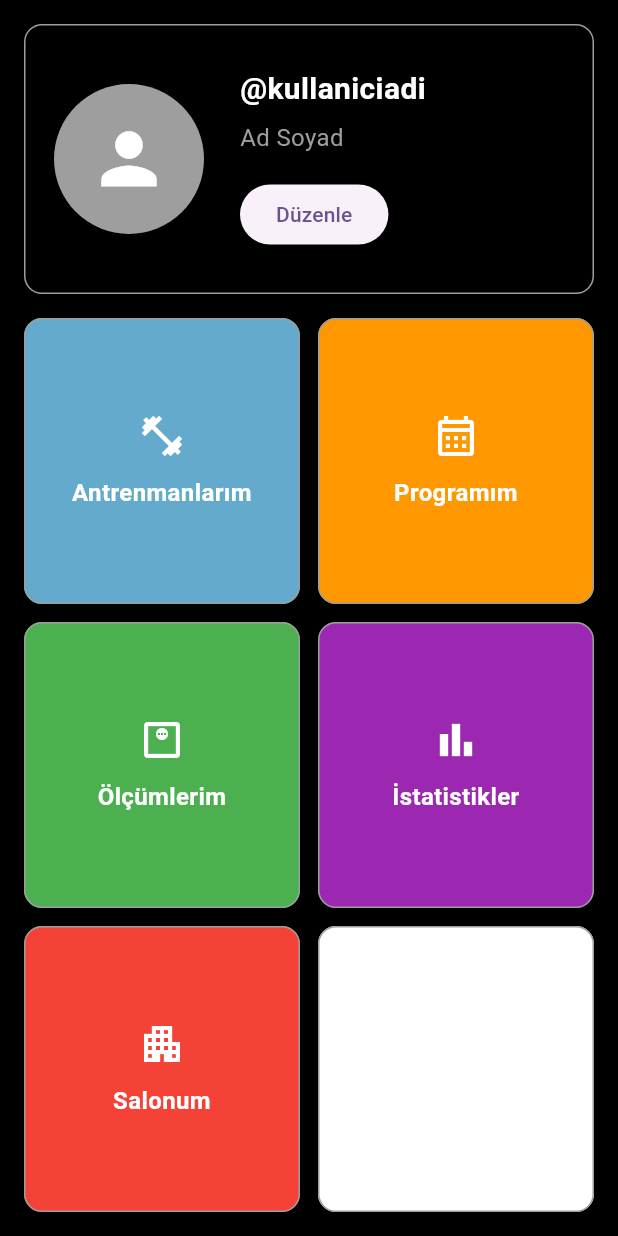
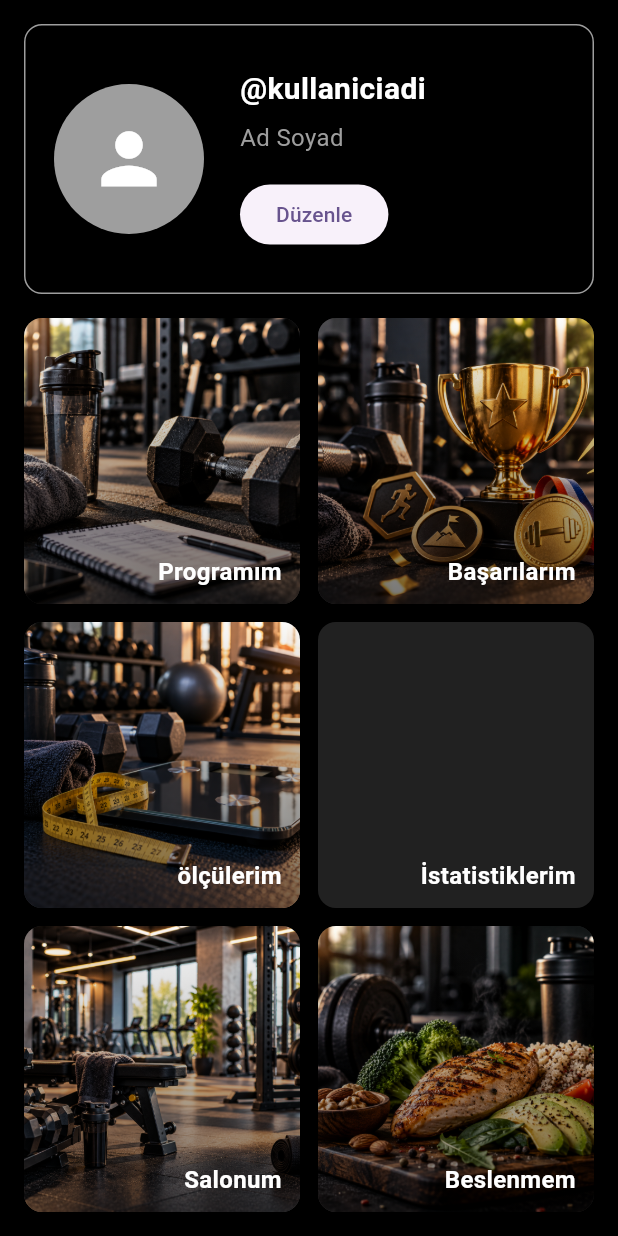
Before and after one commit to uluckabd/gymtactx, a Flutter app: the screen it shows after launch, on a phone screen of 412 x 824 dp. Run offline on Flutter 3.47's test engine with Material 3 defaults, Android fonts, the phone set to English and light mode, and no system bars.

Commit message:
profil page photo update

```diff
--- a/lib/constants/app_texts.dart
+++ b/lib/constants/app_texts.dart
@@ -3,8 +3,8 @@ class AppTexts {
 
   static const String gymSave = 'Salon kayıt';
   static const String kullaniciKaydi = 'Kullanıcı Kaydı';
-  static const String personal_Information = 'Kişisel Bilgiler';
-  static const String gym_Information = 'Salon bilgileri';
+  static const String personalInformation = 'Kişisel Bilgiler';
+  static const String gymInformation = 'Salon bilgileri';
   static const String userSave = 'Üye kayıt';
   static const String login = 'Giriş Yap';
   static const String register = 'Kayıt Ol';
@@ -12,4 +12,12 @@ class AppTexts {
   static const String save = 'Kaydet';
   static const String cancel = 'İptal';
   static const String logout = 'Çıkış Yap';
+
+  //card info
+  static const String myWorkout = 'Programım';
+  static const String myProgram = 'Başarılarım';
+  static const String myMeasurements = "ölçülerim";
+  static const String myGym = "Salonum";
+  static const String myStatics = "İstatistiklerim";
+  static const String myDiet = "Beslenmem";
 }
--- a/lib/main.dart
+++ b/lib/main.dart
@@ -1,4 +1,6 @@
 import 'package:flutter/material.dart';
+import 'package:gymtactx/pages/deneme.dart';
+import 'package:gymtactx/pages/login_page.dart';
 import 'package:gymtactx/pages/profil_page.dart';
 import 'package:gymtactx/pages/user_login_page.dart';
 
@@ -17,7 +19,7 @@ class MyApp extends StatelessWidget {
       theme: ThemeData(
         colorScheme: ColorScheme.fromSeed(seedColor: Colors.deepPurple),
       ),
-      home: const ProfilePage(),
+      home: ProfilePage(),
     );
   }
 }
--- /dev/null
+++ b/lib/pages/deneme.dart
@@ -0,0 +1,30 @@
+import 'package:flutter/material.dart';
+import 'package:gymtactx/widgets.dart';
+
+class PhotoTestPage extends StatefulWidget {
+  const PhotoTestPage({super.key});
+
+  @override
+  State<PhotoTestPage> createState() => _PhotoTestPageState();
+}
+
+class _PhotoTestPageState extends State<PhotoTestPage> {
+  @override
+  Widget build(BuildContext context) {
+    return Scaffold(
+      backgroundColor: Colors.black,
+      body: SafeArea(
+        child: Center(
+          child: SizedBox(
+            width: 300,
+            height: 200,
+            child: AppCard(
+              title: "ölçü",
+              imagePath: 'assets/images/cards/olculerim.png',
+            ),
+          ),
+        ),
+      ),
+    );
+  }
+}
--- a/lib/pages/profil_page.dart
+++ b/lib/pages/profil_page.dart
@@ -1,28 +1,33 @@
 import 'package:flutter/material.dart';
 import 'package:gymtactx/constants/app_color.dart';
+import 'package:gymtactx/constants/app_texts.dart';
 import 'package:gymtactx/widgets.dart';
 
-class ProfilePage extends StatelessWidget {
+class ProfilePage extends StatefulWidget {
   const ProfilePage({super.key});
 
+  @override
+  State<ProfilePage> createState() => _ProfilePageState();
+}
+
+class _ProfilePageState extends State<ProfilePage> {
   @override
   Widget build(BuildContext context) {
     return Scaffold(
       backgroundColor: AppColors.background,
-
       body: SafeArea(
         child: Padding(
           padding: const EdgeInsets.all(16),
           child: Column(
             children: [
-              // BÜYÜK PROFİL CARD
+              // ÜST PROFİL KARTI
               SizedBox(
                 width: double.infinity,
                 height: 180,
                 child: Card(
                   margin: EdgeInsets.zero,
+                  elevation: 0,
                   color: Colors.black,
-                  elevation: 0,
                   shape: RoundedRectangleBorder(
                     borderRadius: BorderRadius.circular(12),
                     side: const BorderSide(color: Colors.grey, width: 1),
@@ -50,7 +55,6 @@ class ProfilePage extends StatelessWidget {
                             mainAxisAlignment: MainAxisAlignment.center,
                             crossAxisAlignment: CrossAxisAlignment.start,
                             children: [
-                              // KULLANICI ADI
                               const Text(
                                 '@kullaniciadi',
                                 style: TextStyle(
@@ -62,7 +66,6 @@ class ProfilePage extends StatelessWidget {
 
                               const SizedBox(height: 6),
 
-                              // AD SOYAD
                               const Text(
                                 'Ad Soyad',
                                 style: TextStyle(
@@ -73,11 +76,8 @@ class ProfilePage extends StatelessWidget {
 
                               const SizedBox(height: 16),
 
-                              // DÜZENLE BUTONU
                               ElevatedButton(
-                                onPressed: () {
-                                  // Profil düzenleme
-                                },
+                                onPressed: () {},
                                 child: const Text('Düzenle'),
                               ),
                             ],
@@ -91,72 +91,67 @@ class ProfilePage extends StatelessWidget {
 
               const SizedBox(height: 16),
 
-              // ALT CARDLAR
+              // 6 ALT KART
               Expanded(
                 child: LayoutBuilder(
                   builder: (context, constraints) {
                     const double spacing = 12;
 
-                    // 3 sıra arasındaki 2 boşluğu çıkarıp
-                    // kalan yüksekliği tam 3'e bölüyoruz.
+                    // 2 sütun olduğu için kart genişliği
+                    final double cardWidth =
+                        (constraints.maxWidth - spacing) / 2;
+
+                    // 3 sıra olduğu için kart yüksekliği
+                    // İki adet 12px sıra boşluğunu çıkarıyoruz
                     final double cardHeight =
                         (constraints.maxHeight - (spacing * 2)) / 3;
-
-                    final double cardWidth =
-                        (constraints.maxWidth - spacing) / 2;
 
                     return GridView.count(
                       padding: EdgeInsets.zero,
                       physics: const NeverScrollableScrollPhysics(),
 
                       crossAxisCount: 2,
-
                       crossAxisSpacing: spacing,
                       mainAxisSpacing: spacing,
 
+                      // Kalan alanı tam doldur
                       childAspectRatio: cardWidth / cardHeight,
 
                       children: [
                         AppCard(
-                          title: 'Antrenmanlarım',
-                          icon: Icons.fitness_center,
+                          title: AppTexts.myWorkout,
+                          imagePath: 'assets/images/cards/antremanim.png',
                           onTap: () {},
-                          color: AppColors.workout,
                         ),
 
                         AppCard(
-                          title: 'Programım',
-                          icon: Icons.calendar_month_outlined,
+                          title: AppTexts.myProgram,
+                          imagePath: 'assets/images/cards/basarilarim.png',
                           onTap: () {},
-                          color: AppColors.program,
                         ),
 
                         AppCard(
-                          title: 'Ölçümlerim',
-                          icon: Icons.monitor_weight_outlined,
+                          title: AppTexts.myMeasurements,
+                          imagePath: 'assets/images/cards/olculerim.png',
                           onTap: () {},
-                          color: AppColors.measurement,
                         ),
 
                         AppCard(
-                          title: 'İstatistikler',
-                          icon: Icons.bar_chart,
+                          title: AppTexts.myStatics,
+                          imagePath: '',
                           onTap: () {},
-                          color: AppColors.statistics,
                         ),
 
                         AppCard(
-                          title: 'Salonum',
-                          icon: Icons.apartment,
+                          title: AppTexts.myGym,
+                          imagePath: 'assets/images/cards/salonum.png',
                           onTap: () {},
-                          color: AppColors.gym,
                         ),
 
                         AppCard(
-                          title: 'cartcurt',
-                          icon: Icons.apartment,
+                          title: AppTexts.myDiet,
+                          imagePath: 'assets/images/cards/beslenmem.png',
                           onTap: () {},
-                          color: AppColors.appBarIcon,
                         ),
                       ],
                     );
--- a/lib/pages/user_login_page.dart
+++ b/lib/pages/user_login_page.dart
@@ -96,7 +96,7 @@ class _UserLoginPageState extends State<UserLoginPage> {
                 // KİŞİSEL BİLGİLER
                 // =====================================
                 const Text(
-                  AppTexts.personal_Information,
+                  AppTexts.personalInformation,
                   style: TextStyle(
                     fontSize: 22,
                     fontWeight: FontWeight.bold,
@@ -185,7 +185,7 @@ class _UserLoginPageState extends State<UserLoginPage> {
                 // SALON BİLGİLERİ
                 // =====================================
                 const Text(
-                  AppTexts.gym_Information,
+                  AppTexts.gymInformation,
                   style: TextStyle(
                     fontSize: 22,
                     fontWeight: FontWeight.bold,
--- a/lib/widgets.dart
+++ b/lib/widgets.dart
@@ -175,17 +175,10 @@ class AppTextFormField extends StatelessWidget {
 
 class AppCard extends StatelessWidget {
   final String title;
-  final IconData icon;
+  final String? imagePath;
   final VoidCallback? onTap;
-  final Color? color;
 
-  const AppCard({
-    super.key,
-    required this.title,
-    required this.icon,
-    this.onTap,
-    required this.color,
-  });
+  const AppCard({super.key, required this.title, this.imagePath, this.onTap});
 
   @override
   Widget build(BuildContext context) {
@@ -195,29 +188,44 @@ class AppCard extends StatelessWidget {
       child: Card(
         margin: EdgeInsets.zero,
         elevation: 0,
-        color: color,
-        shape: RoundedRectangleBorder(
-          borderRadius: BorderRadius.circular(12),
-          side: const BorderSide(color: Colors.grey, width: 1),
-        ),
-        child: Padding(
-          padding: const EdgeInsets.all(16),
-          child: Column(
-            mainAxisAlignment: MainAxisAlignment.center,
-            children: [
-              Icon(icon, size: 32, color: Colors.white),
-              const SizedBox(height: 10),
-              Text(
+        clipBehavior: Clip.antiAlias,
+        color: Colors.grey.shade900,
+        shape: RoundedRectangleBorder(borderRadius: BorderRadius.circular(12)),
+        child: Stack(
+          fit: StackFit.expand,
+          children: [
+            // FOTOĞRAF
+            if (imagePath != null && imagePath!.isNotEmpty)
+              Image.asset(imagePath!, fit: BoxFit.cover),
+
+            // Fotoğraf varsa yazının okunması için hafif gölge
+            if (imagePath != null && imagePath!.isNotEmpty)
+              Container(
+                decoration: const BoxDecoration(
+                  gradient: LinearGradient(
+                    begin: Alignment.topCenter,
+                    end: Alignment.bottomCenter,
+                    colors: [Colors.transparent, Colors.black54],
+                  ),
+                ),
+              ),
+
+            // BAŞLIK - SAĞ ALT
+            Positioned(
+              right: 12,
+              bottom: 10,
+              left: 12,
+              child: Text(
                 title,
-                textAlign: TextAlign.center,
+                textAlign: TextAlign.right,
                 style: const TextStyle(
                   color: Colors.white,
                   fontSize: 16,
                   fontWeight: FontWeight.w600,
                 ),
               ),
-            ],
-          ),
+            ),
+          ],
         ),
       ),
     );
--- a/pubspec.yaml
+++ b/pubspec.yaml
@@ -58,9 +58,9 @@ flutter:
   uses-material-design: true
 
   # To add assets to your application, add an assets section, like this:
-  # assets:
-  #   - images/a_dot_burr.jpeg
-  #   - images/a_dot_ham.jpeg
+  assets:
+    - assets/images/cards/
+
 
   # An image asset can refer to one or more resolution-specific "variants", see
   # https://flutter.dev/to/resolution-aware-images
```
Also changed, not shown: assets/images/cards/antremanim.png (added), assets/images/cards/basarilarim.png (added), assets/images/cards/beslenmem.png (added), assets/images/cards/olculerim.png (added), assets/images/cards/salonum.png (added).
